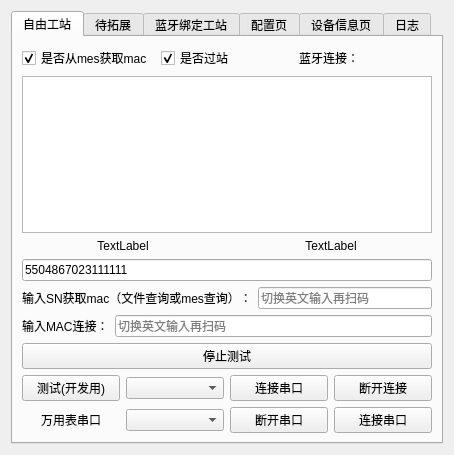
Above: work_station/freework/qfreework.ui from yuhuang163/test before the change. Below: the same form after it.
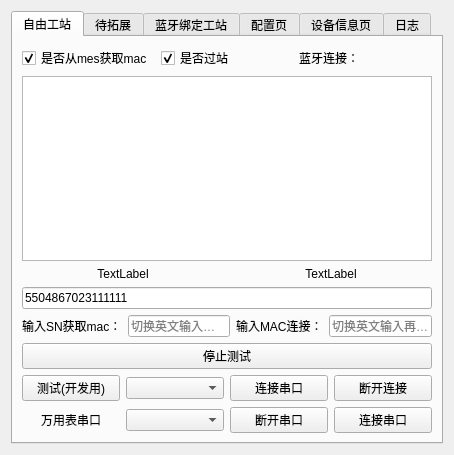
That is the form after the change.

Patch:
```diff
--- a/work_station/freework/qfreework.ui
+++ b/work_station/freework/qfreework.ui
@@ -108,6 +108,11 @@
           </widget>
          </item>
          <item>
+          <layout class="QHBoxLayout" name="horizontalLayout_17">
+           <property name="topMargin">
+            <number>0</number>
+           </property>
+           <item>
           <layout class="QHBoxLayout" name="horizontalLayout_13">
            <property name="topMargin">
             <number>0</number>
@@ -115,7 +120,7 @@
            <item>
             <widget class="QLabel" name="label_5">
              <property name="text">
-              <string>输入SN获取mac（文件查询或mes查询）：</string>
+                <string>输入SN获取mac：</string>
              </property>
             </widget>
            </item>
@@ -158,6 +163,8 @@
               <string>切换英文输入再扫码</string>
              </property>
             </widget>
+             </item>
+            </layout>
            </item>
           </layout>
          </item>
```
Lines whose indentation alone changed are shown as unchanged.
